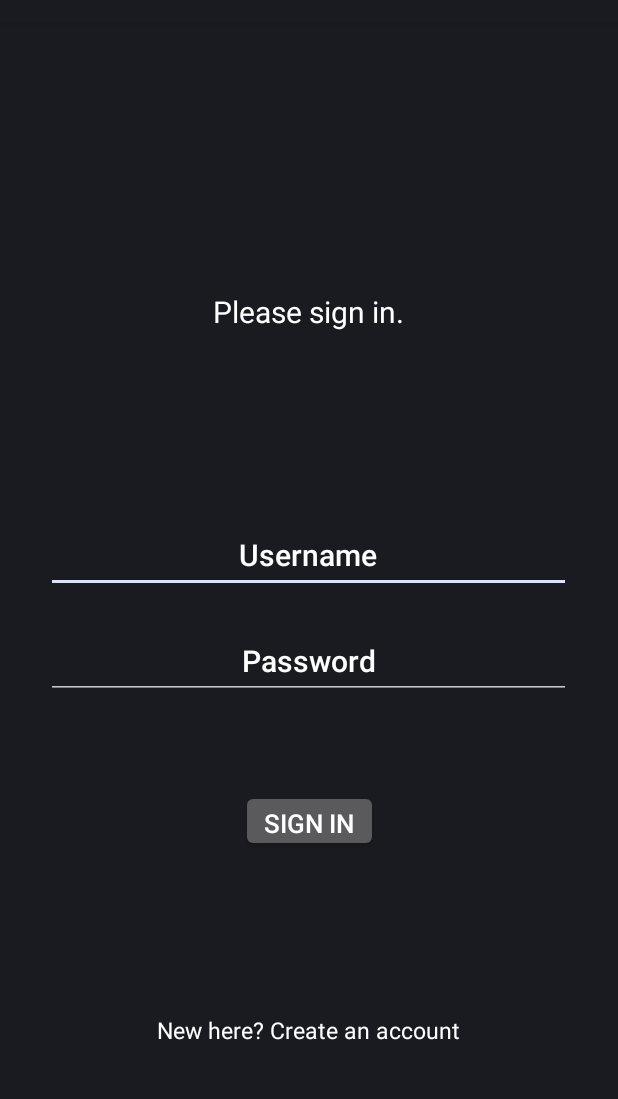
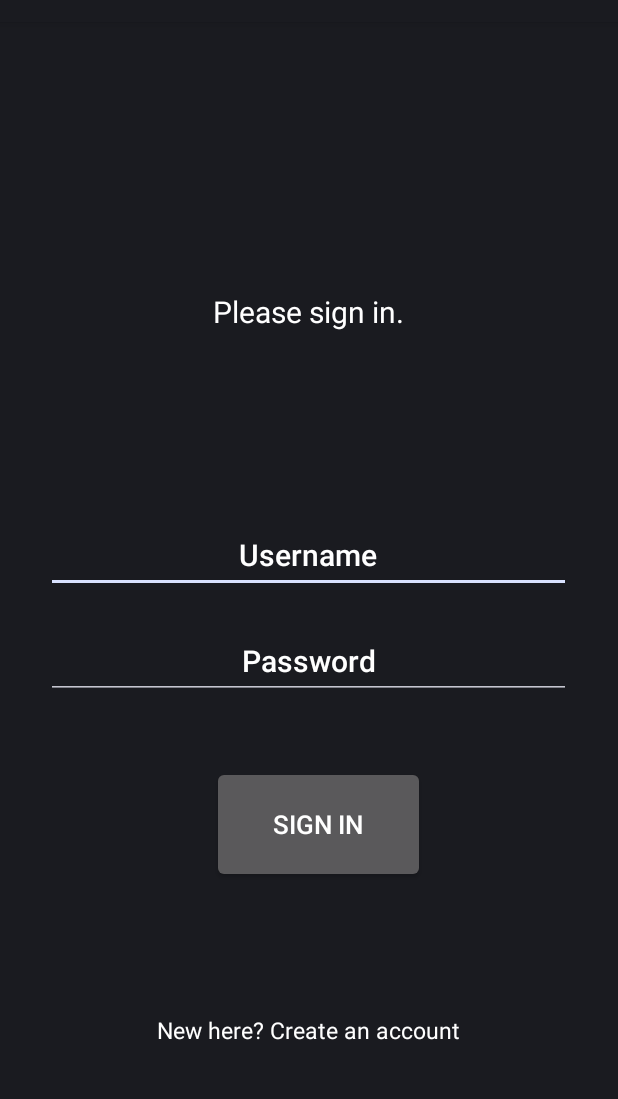
Before and after one commit to SaraZebardast/ExamCram, an Android app: the layout activity_main.xml on its own in the app's theme, with its tools: preview values and no code run, on a phone screen of 412 x 824 dp, the part 62-1161 px from its top. Run offline under Robolectric (Android 15) with nearby library versions, the phone set to English and light mode, and no system bars.

Commit message:
updated button for sign in

```diff
--- a/app/src/main/res/layout/activity_main.xml
+++ b/app/src/main/res/layout/activity_main.xml
@@ -70,17 +70,18 @@
         android:gravity="center"/>
 
     <Button
-        android:layout_width="91dp"
-        android:layout_height="41dp"
+        android:layout_width="142dp"
+        android:layout_height="78dp"
 
+        android:gravity="center"
+        android:text="Sign in"
+        android:textColor="@color/white"
+        android:textSize="17dp"
         app:layout_constraintBottom_toBottomOf="parent"
         app:layout_constraintEnd_toEndOf="parent"
+        app:layout_constraintHorizontal_bias="0.524"
         app:layout_constraintStart_toStartOf="parent"
         app:layout_constraintTop_toTopOf="parent"
-        app:layout_constraintVertical_bias="0.705"
-        android:text="Sign in"
-        android:textSize="17dp"
-        android:gravity="center"
-        android:textColor="@color/white"/>
+        app:layout_constraintVertical_bias="0.719" />
 
 </androidx.constraintlayout.widget.ConstraintLayout>
```
